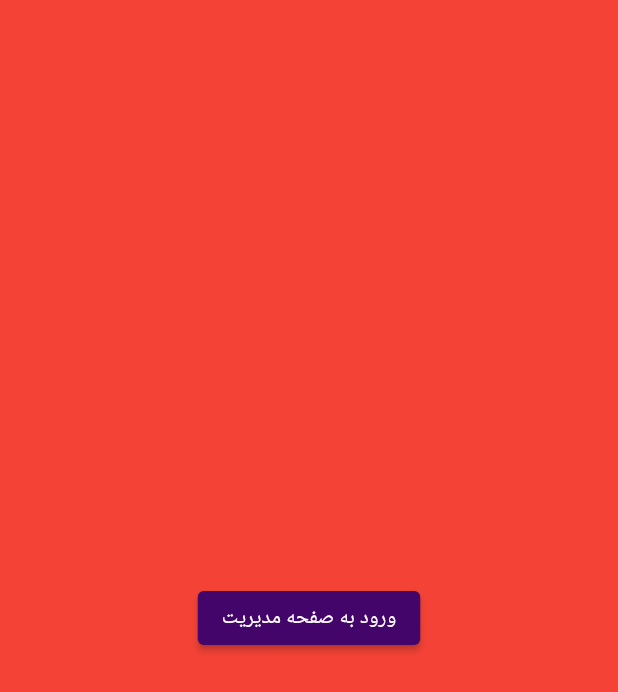
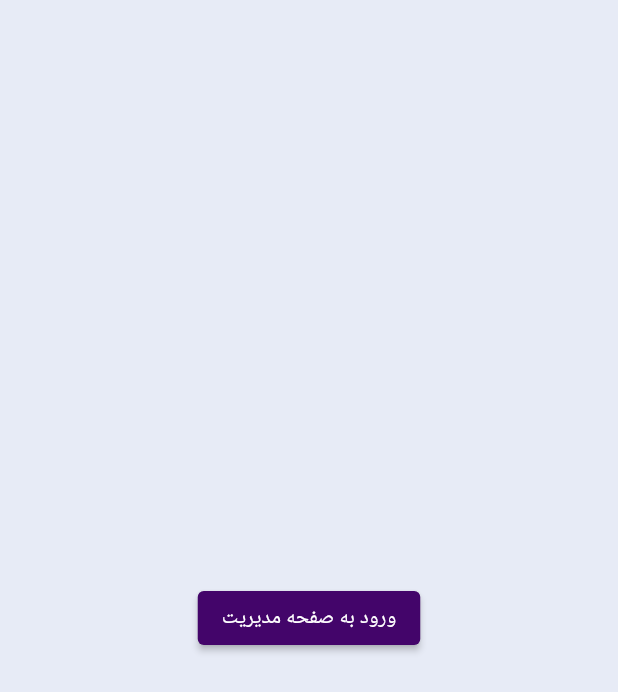
Before and after one commit to aminJamali/coocking, a Flutter app: the screen it shows after launch, on a phone screen of 412 x 824 dp. Shown: the top 692 px of the screen. Run offline on Flutter 3.47's test engine with Material 2 defaults, Android fonts, the light colour scheme and no system bars; our stand-ins replace get; Roboto replaces fonts that are missing (IRANSans).

Commit message:
chore: اضافه کردن فونت و تم به برنامه

```diff
--- a/lib/src/infrastructures/styles/cooking_theme_data.dart
+++ b/lib/src/infrastructures/styles/cooking_theme_data.dart
@@ -2,7 +2,7 @@ import 'package:flutter/material.dart';
 
 const Color primaryColor = Color(0xFF43056A);
 const MaterialColor primarySwatch = MaterialColor(0xFF43056A, {
-  50: Color(0xFFFFF6FF),
+  50: Color(0xFFE7EBF6),
   100: Color(0xFFFAB5FF),
   200: Color(0xFFCA88F1),
   300: Color(0xFF9C5DC2),
@@ -22,7 +22,7 @@ final Color disabledColor = Colors.grey.withOpacity(.8);
 
 ThemeData cookingThemeData = ThemeData(
   primaryColor: primaryColor,
-  backgroundColor: Colors.red,
+  backgroundColor: primarySwatch[50],
   disabledColor: disabledColor,
   errorColor: dangerColor,
   primarySwatch: primarySwatch,
```
Also changed, not shown: pubspec.yaml (+1 -7 lines).
